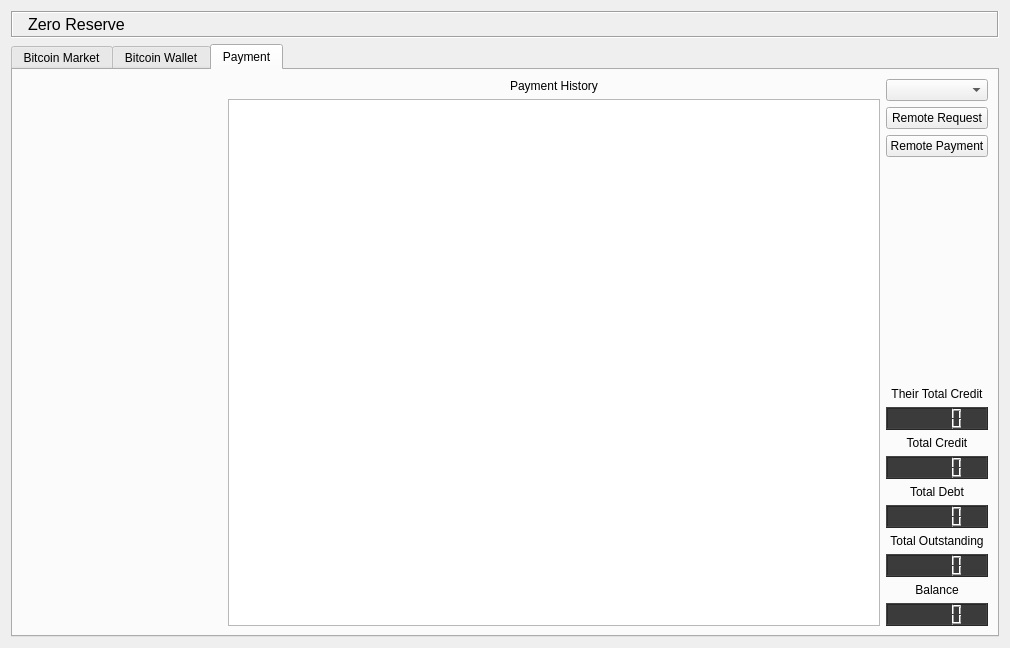
Above: ZeroReserveDialog.ui from zeroreserve/ZeroReserve before the change. Below: the same form after it.
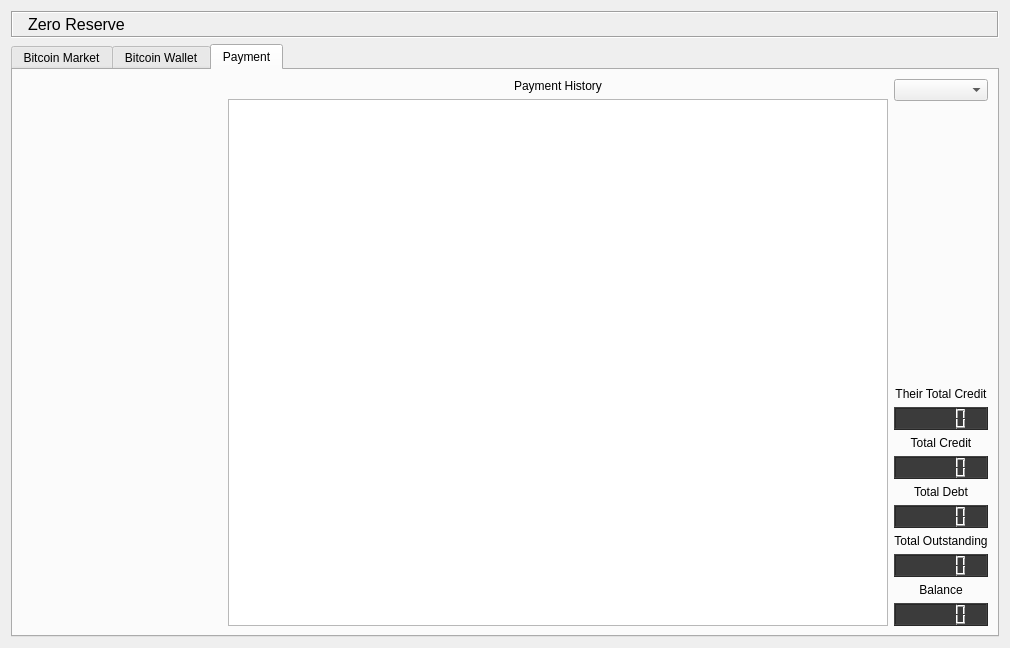
That is the form after the change. The open tabs and pages were chosen to show the change. Icons and pictures are not drawn. Custom widgets are drawn as their Qt base class.

Commit message: Removing obsolete GUI elements

Patch:
```diff
--- a/ZeroReserveDialog.ui
+++ b/ZeroReserveDialog.ui
@@ -496,20 +496,6 @@
          <item>
           <widget class="QComboBox" name="currencySelector2"/>
          </item>
-         <item>
-          <widget class="QPushButton" name="remoteRequest">
-           <property name="text">
-            <string>Remote Request</string>
-           </property>
-          </widget>
-         </item>
-         <item>
-          <widget class="QPushButton" name="remotePayment">
-           <property name="text">
-            <string>Remote Payment</string>
-           </property>
-          </widget>
-         </item>
          <item>
           <spacer name="verticalSpacer">
            <property name="orientation">
```
Left out of the diff: 2 changed lines with no effect on the pictures. The commit also changes 1 other file.
